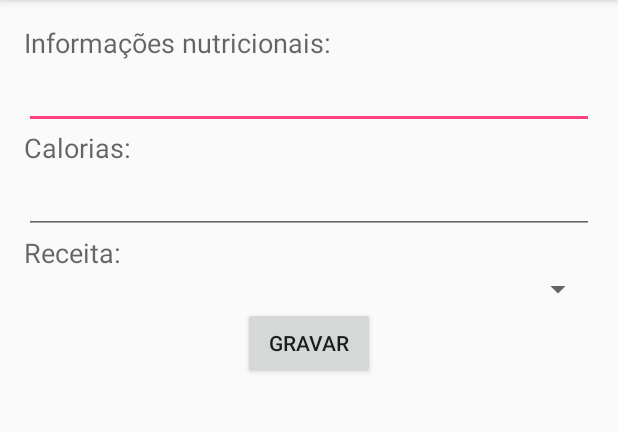
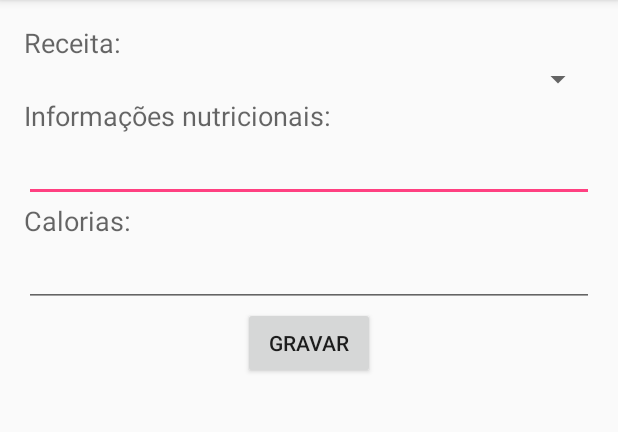
Before and after one commit to filipefs/Panelaco, an Android app: the fragment FragmentoCadastroNutrientes shown on its own in the app's theme, on a phone screen of 412 x 824 dp, the part 84-516 px from its top. Run offline under Robolectric (Android 15) with nearby library versions, the phone set to English and light mode, and no system bars; 1 statement that could not run was skipped.

Commit message:
alterado o local do combo box de receitas pro topo

```diff
--- a/app/src/main/res/layout/fragment_cadastro_nutrientes.xml
+++ b/app/src/main/res/layout/fragment_cadastro_nutrientes.xml
@@ -12,6 +12,19 @@
         android:orientation="vertical"
         android:layout_width="match_parent"
         android:layout_height="match_parent">
+
+        <TextView
+            android:layout_width="wrap_content"
+            android:layout_height="wrap_content"
+            android:textAppearance="?android:attr/textAppearanceMedium"
+            android:text="Receita:"
+            android:id="@+id/textView3" />
+
+        <Spinner
+            android:layout_width="match_parent"
+            android:layout_height="wrap_content"
+            android:id="@+id/receitaNutriente"
+            android:spinnerMode="dropdown" />
 
         <TextView
             android:layout_width="wrap_content"
@@ -36,19 +49,6 @@
             android:layout_height="wrap_content"
             android:id="@+id/calorias" />
 
-        <TextView
-            android:layout_width="wrap_content"
-            android:layout_height="wrap_content"
-            android:textAppearance="?android:attr/textAppearanceMedium"
-            android:text="Receita:"
-            android:id="@+id/textView3" />
-
-        <Spinner
-            android:layout_width="match_parent"
-            android:layout_height="wrap_content"
-            android:id="@+id/receitaNutriente"
-            android:spinnerMode="dropdown" />
-
         <Button
             android:layout_width="wrap_content"
             android:layout_height="wrap_content"
```
Also changed, not shown: app/src/main/java/br/edu/ifba/mobile/panelaco/bd/FachadaBD.java (+1 -7 lines).
